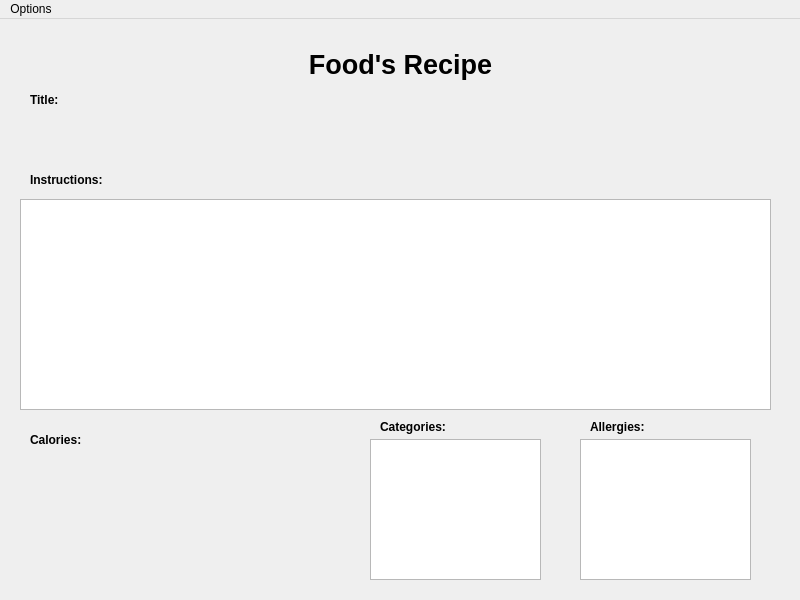
Above: CS4076-QT-Project/recipewindow.ui from italotrt/CS4076-Event-Driven-Programming-Project before the change. Below: the same form after it.
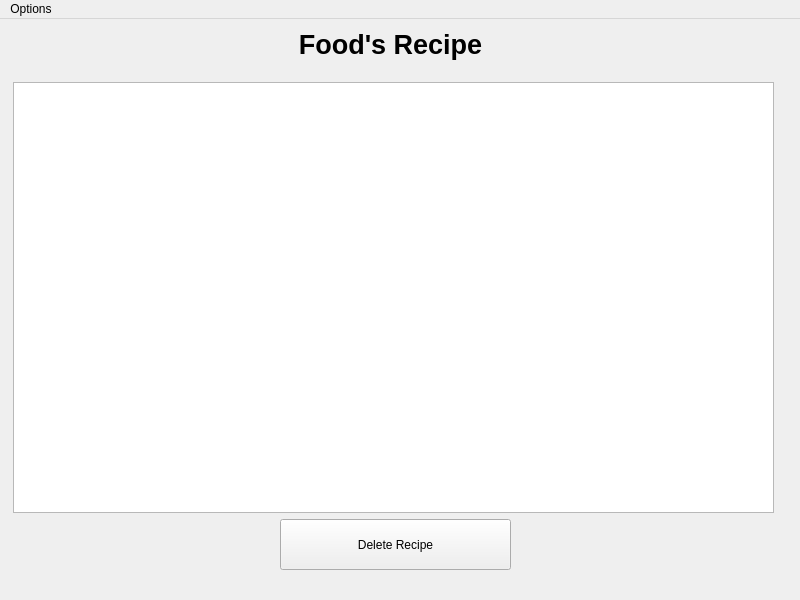
That is the form after the change.

Commit message: Recipe abstract class + Recipe manager added

The edit to the form file:
```diff
--- a/CS4076-QT-Project/recipewindow.ui
+++ b/CS4076-QT-Project/recipewindow.ui
@@ -17,8 +17,8 @@
    <widget class="QLabel" name="windowLabel">
     <property name="geometry">
      <rect>
-      <x>290</x>
-      <y>20</y>
+      <x>280</x>
+      <y>0</y>
       <width>221</width>
       <height>51</height>
      </rect>
@@ -36,135 +36,26 @@
      <set>Qt::AlignCenter</set>
     </property>
    </widget>
-   <widget class="QLabel" name="titleLabel">
+   <widget class="QPushButton" name="pushButton">
     <property name="geometry">
      <rect>
-      <x>30</x>
-      <y>70</y>
-      <width>111</width>
-      <height>21</height>
+      <x>280</x>
+      <y>500</y>
+      <width>231</width>
+      <height>51</height>
      </rect>
     </property>
-    <property name="font">
-     <font>
-      <bold>true</bold>
-     </font>
-    </property>
     <property name="text">
-     <string>Title:</string>
+     <string>Delete Recipe</string>
     </property>
    </widget>
-   <widget class="QLabel" name="instructionsLabel">
+   <widget class="QPlainTextEdit" name="plainTextEdit">
     <property name="geometry">
      <rect>
-      <x>30</x>
-      <y>150</y>
-      <width>111</width>
-      <height>21</height>
-     </rect>
-    </property>
-    <property name="font">
-     <font>
-      <bold>true</bold>
-     </font>
-    </property>
-    <property name="text">
-     <string>Instructions:</string>
-    </property>
-   </widget>
-   <widget class="QLabel" name="caloriesLabel">
-    <property name="geometry">
-     <rect>
-      <x>30</x>
-      <y>410</y>
-      <width>111</width>
-      <height>21</height>
-     </rect>
-    </property>
-    <property name="font">
-     <font>
-      <bold>true</bold>
-     </font>
-    </property>
-    <property name="text">
-     <string>Calories:</string>
-    </property>
-   </widget>
-   <widget class="QListView" name="instructionsLV">
-    <property name="geometry">
-     <rect>
-      <x>20</x>
-      <y>180</y>
-      <width>751</width>
-      <height>211</height>
-     </rect>
-    </property>
-   </widget>
-   <widget class="QLabel" name="allergyLabel">
-    <property name="geometry">
-     <rect>
-      <x>590</x>
-      <y>400</y>
-      <width>161</width>
-      <height>16</height>
-     </rect>
-    </property>
-    <property name="sizePolicy">
-     <sizepolicy hsizetype="Preferred" vsizetype="Maximum">
-      <horstretch>0</horstretch>
-      <verstretch>0</verstretch>
-     </sizepolicy>
-    </property>
-    <property name="font">
-     <font>
-      <bold>true</bold>
-     </font>
-    </property>
-    <property name="text">
-     <string>Allergies:</string>
-    </property>
-   </widget>
-   <widget class="QLabel" name="categoryLabel">
-    <property name="geometry">
-     <rect>
-      <x>380</x>
-      <y>400</y>
-      <width>161</width>
-      <height>16</height>
-     </rect>
-    </property>
-    <property name="sizePolicy">
-     <sizepolicy hsizetype="Preferred" vsizetype="Maximum">
-      <horstretch>0</horstretch>
-      <verstretch>0</verstretch>
-     </sizepolicy>
-    </property>
-    <property name="font">
-     <font>
-      <bold>true</bold>
-     </font>
-    </property>
-    <property name="text">
-     <string>Categories:</string>
-    </property>
-   </widget>
-   <widget class="QListView" name="categoryLV">
-    <property name="geometry">
-     <rect>
-      <x>370</x>
-      <y>420</y>
-      <width>171</width>
-      <height>141</height>
-     </rect>
-    </property>
-   </widget>
-   <widget class="QListView" name="allergyLV">
-    <property name="geometry">
-     <rect>
-      <x>580</x>
-      <y>420</y>
-      <width>171</width>
-      <height>141</height>
+      <x>13</x>
+      <y>63</y>
+      <width>761</width>
+      <height>431</height>
      </rect>
     </property>
    </widget>
```
The commit also changes 8 other files.
